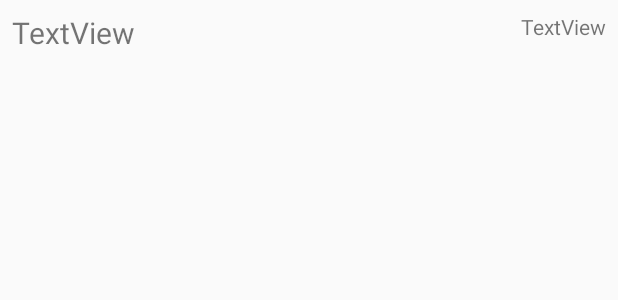
After one commit to devstita/aMessage, an Android app: the layout item_chatinglistview.xml on its own in the app's theme, with its tools: preview values and no code run, on a phone screen of 412 x 824 dp. The commit adds this screen. Shown: the top 300 px of the screen. Run offline under Robolectric (Android 15) with nearby library versions, the phone set to English and light mode, and no system bars.

Commit message:
Develop: ChatingActivity And Service(s)

```diff
--- a/app/src/main/java/kr/devta/amessage/MainActivity.java
+++ b/app/src/main/java/kr/devta/amessage/MainActivity.java
@@ -69,6 +69,8 @@ public class MainActivity extends AppCompatActivity {
             Manager.addChatList(friendInfo);
             adapter.addItem(friendInfo);
             adapter.refresh();
+        } else if (requestCode == Manager.REQUEST_CODE_CHAT && resultCode == RESULT_OK) {
+            FriendInfo friendInfo = (FriendInfo) data.getSerializableExtra("FriendInfo");
         }
     }
 }
--- /dev/null
+++ b/app/src/main/res/layout/item_chatinglistview.xml
@@ -0,0 +1,31 @@
+<?xml version="1.0" encoding="utf-8"?>
+<android.support.constraint.ConstraintLayout xmlns:android="http://schemas.android.com/apk/res/android"
+    xmlns:app="http://schemas.android.com/apk/res-auto"
+    xmlns:tools="http://schemas.android.com/tools"
+    android:layout_width="match_parent"
+    android:layout_height="match_parent">
+
+    <TextView
+        android:id="@+id/chatingListViewItem_ChatTextView"
+        android:layout_width="0dp"
+        android:layout_height="wrap_content"
+        android:layout_marginLeft="8dp"
+        android:layout_marginStart="8dp"
+        android:layout_marginTop="8dp"
+        android:text="TextView"
+        android:textSize="20sp"
+        app:layout_constraintEnd_toStartOf="@+id/chatingListViewItem_DateTextView"
+        app:layout_constraintStart_toStartOf="parent"
+        app:layout_constraintTop_toTopOf="parent" />
+
+    <TextView
+        android:id="@+id/chatingListViewItem_DateTextView"
+        android:layout_width="wrap_content"
+        android:layout_height="wrap_content"
+        android:layout_marginEnd="8dp"
+        android:layout_marginRight="8dp"
+        android:layout_marginTop="8dp"
+        android:text="TextView"
+        app:layout_constraintEnd_toEndOf="parent"
+        app:layout_constraintTop_toTopOf="parent" />
+</android.support.constraint.ConstraintLayout>
```
Also changed, not shown: app/src/main/java/kr/devta/amessage/ChatActivity.java (+18 -1 lines), app/src/main/java/kr/devta/amessage/ChatInfo.java (+6 -2 lines), app/src/main/java/kr/devta/amessage/ChatingListViewAdapter.java (+36 -2 lines), app/src/main/java/kr/devta/amessage/Manager.java (+8 -3 lines).
